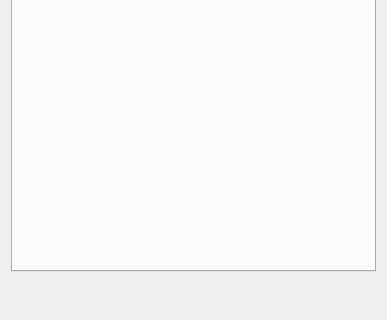
Old version of the form source/UI/Competition/JumperCompetitionResultsWidget.ui in the repository SiekamCebule/sj-sim; both pictures show x 0 to 387 and y 151 to 471 of the 387 by 471 pixel window.
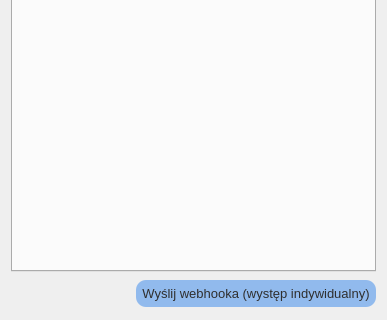
New version of the form.

```diff
--- a/source/UI/Competition/JumperCompetitionResultsWidget.ui
+++ b/source/UI/Competition/JumperCompetitionResultsWidget.ui
@@ -207,6 +207,40 @@
        </property>
       </spacer>
      </item>
+     <item>
+      <widget class="QPushButton" name="pushButton_sendWebhook">
+       <property name="minimumSize">
+        <size>
+         <width>240</width>
+         <height>27</height>
+        </size>
+       </property>
+       <property name="maximumSize">
+        <size>
+         <width>240</width>
+         <height>27</height>
+        </size>
+       </property>
+       <property name="font">
+        <font>
+         <pointsize>10</pointsize>
+        </font>
+       </property>
+       <property name="styleSheet">
+        <string notr="true">QPushButton{
+background-color: rgb(145, 186, 237);
+color: rgb(47, 47, 47);
+border-radius: 10px;
+}
+QPushButton:hover{
+	background-color: rgb(115, 156, 207);
+}</string>
+       </property>
+       <property name="text">
+        <string>Wyślij webhooka (występ indywidualny)</string>
+       </property>
+      </widget>
+     </item>
     </layout>
    </item>
   </layout>
```
